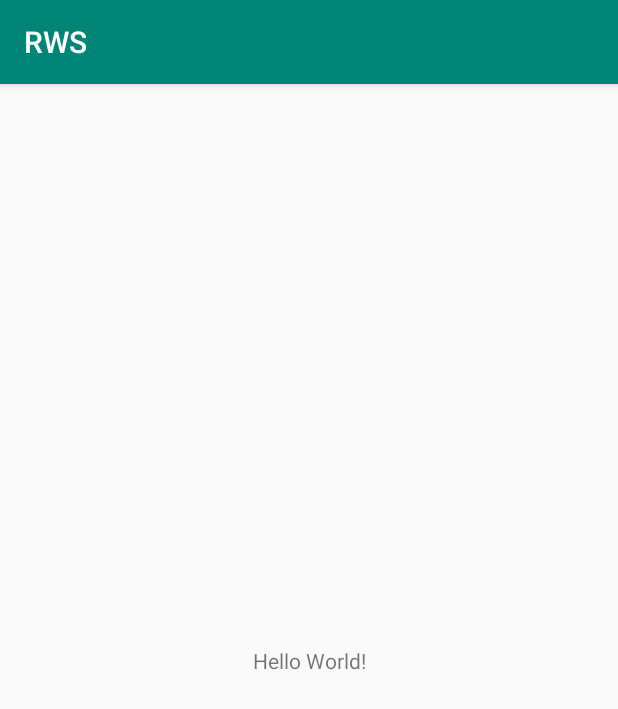
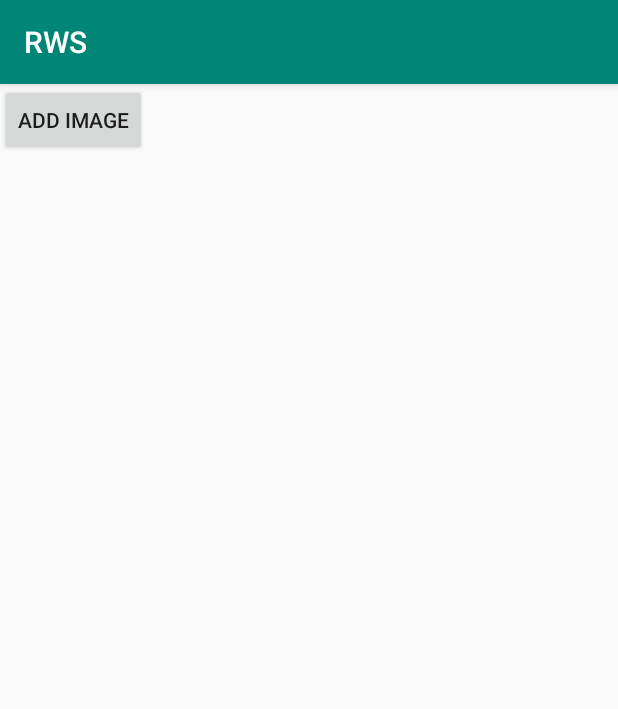
Before and after one commit to Cthnn/RWS, an Android app: the screen it shows after launch (MainActivity), on a phone screen of 412 x 824 dp. Shown: the top 709 px of the screen. Run offline under Robolectric (Android 15) with nearby library versions, the phone set to English and light mode, and no system bars.

Commit message:
Add Image Functionality Implemented

```diff
--- a/app/src/main/java/com/example/rws/MainActivity.java
+++ b/app/src/main/java/com/example/rws/MainActivity.java
@@ -2,13 +2,44 @@ package com.example.rws;
 
 import androidx.appcompat.app.AppCompatActivity;
 
+import android.content.Intent;
+import android.net.Uri;
 import android.os.Bundle;
+import android.provider.MediaStore;
+import android.view.View;
+import android.widget.Button;
+import android.widget.ImageView;
 
 public class MainActivity extends AppCompatActivity {
-
+    Uri imageUri;
+    ImageView imageView;
+    Button addButton;
+    private static final int PICK_IMAGE = 100;
     @Override
     protected void onCreate(Bundle savedInstanceState) {
         super.onCreate(savedInstanceState);
         setContentView(R.layout.activity_main);
+        addButton = (Button)findViewById(R.id.button);
+        imageView = (ImageView)findViewById(R.id.imageView);
+        addButton.setOnClickListener(new View.OnClickListener() {
+            @Override
+            public void onClick(View view) {
+                openGallery();
+            }
+        });
+
+    }
+    private void openGallery(){
+        Intent gallery = new Intent(Intent.ACTION_GET_CONTENT);
+        gallery.setType("*/*");
+        startActivityForResult(gallery,PICK_IMAGE);
+    }
+    @Override
+    protected void onActivityResult(int requestCode, int resultCode, Intent data){
+        super.onActivityResult(requestCode,resultCode,data);
+        if(resultCode == RESULT_OK && requestCode == PICK_IMAGE){
+            imageUri = data.getData();
+            imageView.setImageURI(imageUri);
+        }
     }
 }
--- a/app/src/main/res/layout/activity_main.xml
+++ b/app/src/main/res/layout/activity_main.xml
@@ -6,13 +6,19 @@
     android:layout_height="match_parent"
     tools:context=".MainActivity">
 
-    <TextView
+    <Button
+        android:id="@+id/button"
         android:layout_width="wrap_content"
         android:layout_height="wrap_content"
-        android:text="Hello World!"
-        app:layout_constraintBottom_toBottomOf="parent"
-        app:layout_constraintLeft_toLeftOf="parent"
-        app:layout_constraintRight_toRightOf="parent"
-        app:layout_constraintTop_toTopOf="parent" />
+        android:text="Add Image"
+        tools:layout_editor_absoluteX="156dp"
+        tools:layout_editor_absoluteY="110dp" />
 
+    <ImageView
+        android:id="@+id/imageView"
+        android:layout_width="wrap_content"
+        android:layout_height="wrap_content"
+        tools:layout_editor_absoluteX="141dp"
+        tools:layout_editor_absoluteY="229dp"
+        tools:srcCompat="@tools:sample/avatars" />
 </androidx.constraintlayout.widget.ConstraintLayout>
```
